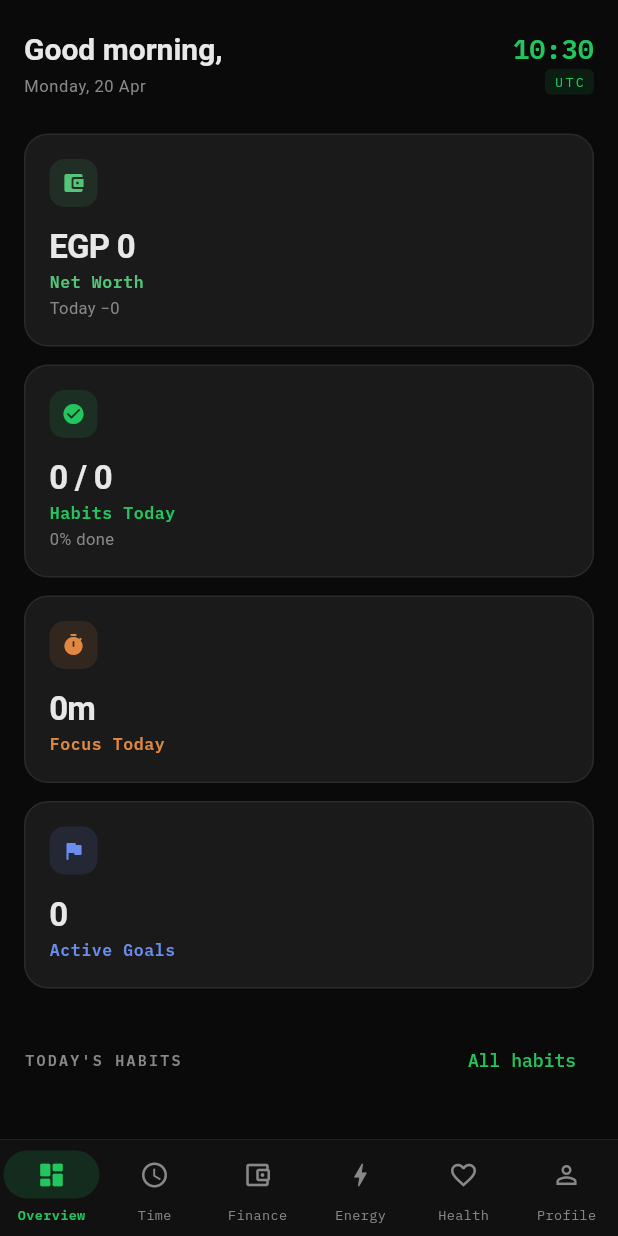
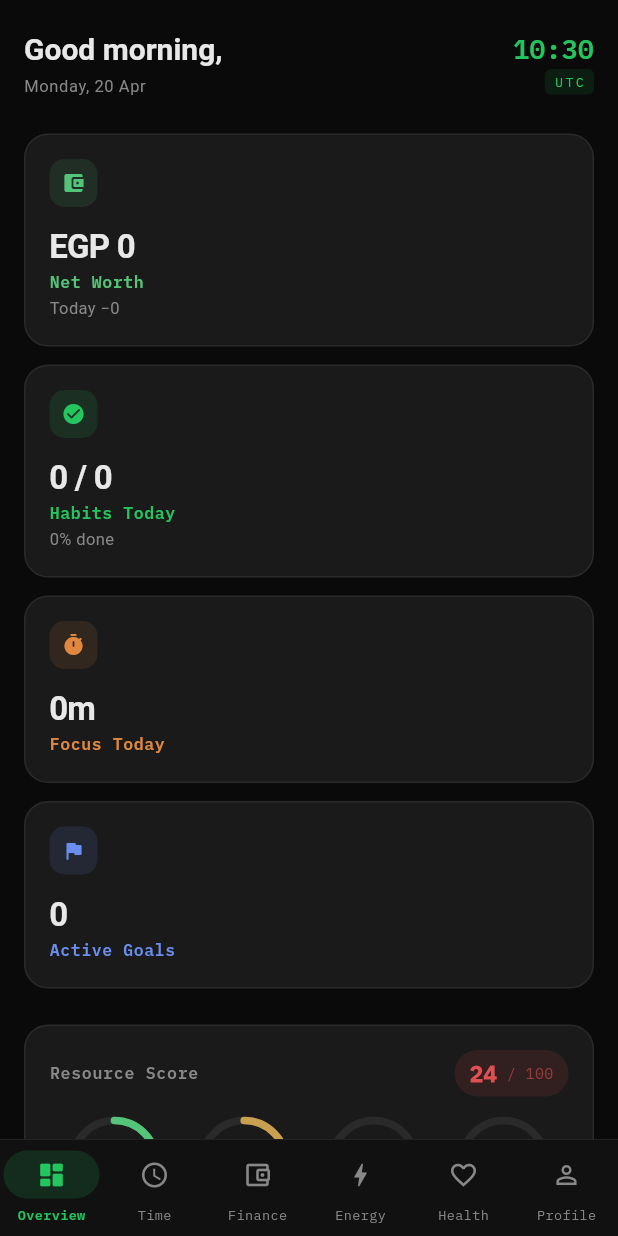
Before and after one commit to abdelfattahmsa/PRP-APP, a Flutter app: the screen it shows once a user with an empty profile is signed in, on a phone screen of 412 x 824 dp. Run offline on Flutter 3.47's test engine with Material 3 defaults, Android fonts, the phone set to English and light mode, and no system bars; our stand-ins replace cached_network_image, equatable, fl_chart, flutter_animate, flutter_local_notifications, flutter_riverpod and 7 more; missing offline and left inert: dart:html; accounts and stored records are empty; Roboto replaces fonts that are missing (Poppins).

Commit message:
V4.7: Resource Score dashboard on Overview + version bump
- Add _ResourceScoreCard to Overview: 4 circular arc gauges for
  Money/Time/Energy/Health using resourceScoresProvider (0-100)
- Overall score badge with dynamic color (green/amber/red)
- P8.12 timezone verified: overview already displays timeZoneName
- P9 focus persistence verified: code path complete, SQL pending
- Bump appVersion to 4.7.0

Co-Authored-By: Claude Sonnet 4.6 <noreply@anthropic.com>

```diff
--- a/lib/core/constants/app_constants.dart
+++ b/lib/core/constants/app_constants.dart
@@ -3,7 +3,7 @@ class AppConstants {
   AppConstants._();
 
   static const appName = 'PRP';
-  static const appVersion = '4.1.0';
+  static const appVersion = '4.7.0';
 
   // Supabase
   static const supabaseUrl = 'https://qjqkmvlqrrkowvisvcmc.supabase.co';
--- a/lib/features/overview/screens/overview_screen.dart
+++ b/lib/features/overview/screens/overview_screen.dart
@@ -9,6 +9,7 @@ import '../../../features/auth/providers/auth_provider.dart';
 import '../../../shared/models/all_providers.dart';
 import '../../../shared/widgets/app_card.dart';
 import '../../../shared/widgets/app_states.dart';
+import '../../../core/providers/resource_scores_provider.dart';
 
 // Ticks every second for the live clock
 final _clockProvider = StreamProvider<DateTime>((ref) {
@@ -31,6 +32,7 @@ class OverviewScreen extends ConsumerWidget {
     final sessAsync = ref.watch(focusSessionsProvider);
     final goalsAsync = ref.watch(goalsProvider);
     final habitsAsync = ref.watch(habitsProvider);
+    final scores = ref.watch(resourceScoresProvider);
 
     // Computed today's focus minutes
     final todayStr = DateFormat('yyyy-MM-dd').format(DateTime.now());
@@ -107,6 +109,10 @@ class OverviewScreen extends ConsumerWidget {
                 ),
               ],
             ),
+            const Gap(24),
+
+            // ── Resource Score Dashboard ──────────────────────────
+            _ResourceScoreCard(scores: scores),
             const Gap(24),
 
             // ── Today's Habits ────────────────────────────────────
@@ -358,6 +364,171 @@ class _QuickActions extends StatelessWidget {
   }
 }
 
+// ── Resource Score Card ────────────────────────────────────────
+
+class _ResourceScoreCard extends StatelessWidget {
+  const _ResourceScoreCard({required this.scores});
+  final ResourceScores scores;
+
+  @override
+  Widget build(BuildContext context) {
+    final isDark = Theme.of(context).brightness == Brightness.dark;
+    final cardColor = isDark ? AppColors.card : AppColors.lightCard;
+    final borderColor = isDark ? AppColors.border : AppColors.lightBorder;
+
+    return AppCard(
+      child: Column(
+        crossAxisAlignment: CrossAxisAlignment.start,
+        children: [
+          Row(
+            children: [
+              Text(
+                'Resource Score',
+                style: Theme.of(context).textTheme.titleSmall?.copyWith(
+                      fontWeight: FontWeight.w700,
+                    ),
+              ),
+              const Spacer(),
+              Container(
+                padding: const EdgeInsets.symmetric(horizontal: 10, vertical: 4),
+                decoration: BoxDecoration(
+                  color: _scoreColor(scores.overall).withValues(alpha: 0.12),
+                  borderRadius: BorderRadius.circular(20),
+                ),
+                child: Row(
+                  mainAxisSize: MainAxisSize.min,
+                  children: [
+                    Text(
+                      '${scores.overall}',
+                      style: TextStyle(
+                        fontFamily: 'IBMPlexMono',
+                        fontSize: 15,
+                        fontWeight: FontWeight.w800,
+                        color: _scoreColor(scores.overall),
+                      ),
+                    ),
+                    Text(
+                      ' / 100',
+                      style: TextStyle(
+                        fontFamily: 'IBMPlexMono',
+                        fontSize: 10,
+                        color: _scoreColor(scores.overall).withValues(alpha: 0.6),
+                      ),
+                    ),
+                  ],
+                ),
+              ),
+            ],
+          ),
+          const Gap(16),
+          Row(
+            children: [
+              _ScoreGauge(
+                label: 'Money',
+                icon: '💰',
+                score: scores.money,
+                color: AppColors.success,
+              ),
+              _ScoreGauge(
+                label: 'Time',
+                icon: '⏰',
+                score: scores.time,
+                color: AppColors.gold,
+              ),
+              _ScoreGauge(
+                label: 'Energy',
+                icon: '⚡',
+                score: scores.energy,
+                color: AppColors.warning,
+              ),
+              _ScoreGauge(
+                label: 'Health',
+                icon: '❤️',
+                score: scores.health,
+                color: AppColors.health,
+              ),
+            ],
+          ),
+        ],
+      ),
+    );
+  }
+
+  Color _scoreColor(int score) {
+    if (score >= 75) return AppColors.success;
+    if (score >= 45) return AppColors.warning;
+    return AppColors.error;
+  }
+}
+
+class _ScoreGauge extends StatelessWidget {
+  const _ScoreGauge({
+    required this.label,
+    required this.icon,
+    required this.score,
+    required this.color,
+  });
+
+  final String label;
+  final String icon;
+  final int score;
+  final Color color;
+
+  @override
+  Widget build(BuildContext context) {
+    final isDark = Theme.of(context).brightness == Brightness.dark;
+    final textSecondary =
+        isDark ? AppColors.textSecondary : AppColors.lightTextSecondary;
+    final trackColor = isDark ? AppColors.border : AppColors.lightBorder;
+
+    return Expanded(
+      child: Column(
+        children: [
+          SizedBox(
+            width: 56,
+            height: 56,
+            child: Stack(
+              alignment: Alignment.center,
+              children: [
+                SizedBox.expand(
+                  child: CircularProgressIndicator(
+                    value: score / 100,
+                    strokeWidth: 5,
+                    backgroundColor: trackColor,
+                    valueColor: AlwaysStoppedAnimation(color),
+                    strokeCap: StrokeCap.round,
+                  ),
+                ),
+                Text(
+                  icon,
+                  style: const TextStyle(fontSize: 18),
+                ),
+              ],
+            ),
+          ),
+          const Gap(6),
+          Text(
+            '$score',
+            style: TextStyle(
+              fontFamily: 'IBMPlexMono',
+              fontSize: 14,
+              fontWeight: FontWeight.w700,
+              color: color,
+            ),
+          ),
+          Text(
+            label,
+            style: TextStyle(
+              fontSize: 10,
+              color: textSecondary,
+            ),
+          ),
+        ],
+      ),
+    );
+  }
+}
+
 // ── Greeting Header with live clock ───────────────────────────
 
 class _GreetingHeader extends StatelessWidget {
```
